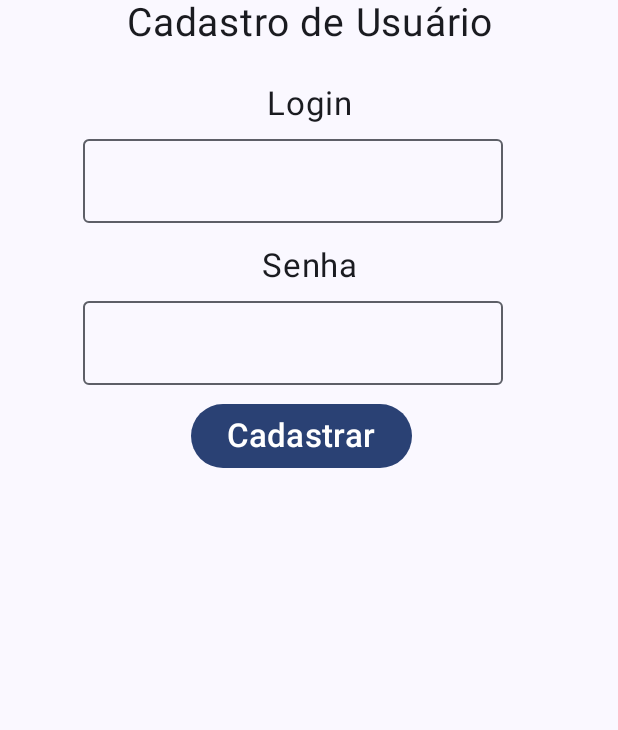
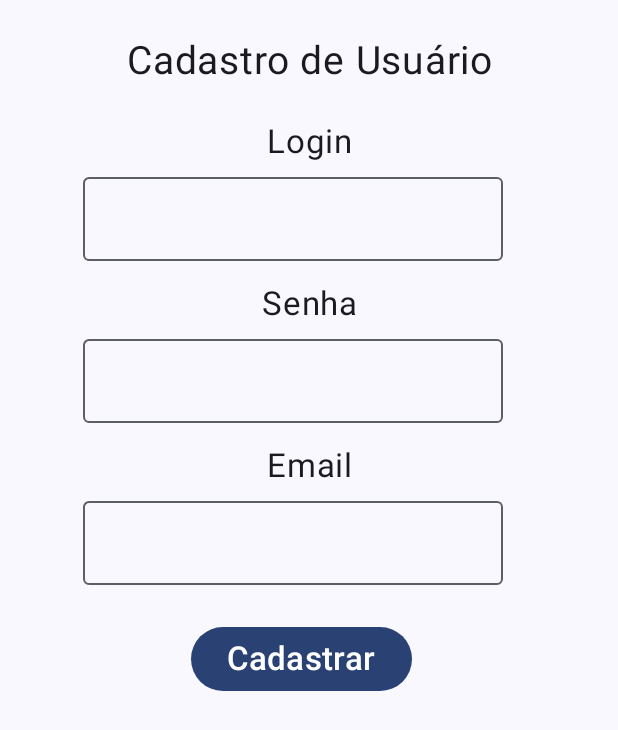
Before and after one commit to ArthurKJun/AppLoginBoaViagem, an Android app built with Jetpack Compose: the screen it shows after launch (MainActivity), after a tap on "Registrar novo Usuário", on a phone screen of 412 x 824 dp. Shown: the top 730 px of the screen. Run offline under Robolectric (Android 15) with nearby library versions, the phone set to English and light mode, and no system bars; 1 other tap on this screen came first.

Commit message:
Finalizado tela cadastro

```diff
--- a/app/src/main/java/com/senac/boasviagens/MainActivity.kt
+++ b/app/src/main/java/com/senac/boasviagens/MainActivity.kt
@@ -1,5 +1,6 @@
 package com.senac.boasviagens
 
+import android.annotation.SuppressLint
 import android.os.Bundle
 import androidx.activity.ComponentActivity
 import androidx.activity.compose.setContent
@@ -35,6 +36,7 @@ class MainActivity : ComponentActivity() {
 }
 
 
+@SuppressLint("SuspiciousIndentation")
 @Composable
 fun MyApp(){
 
--- a/app/src/main/java/com/senac/boasviagens/screens/CadUsuario.kt
+++ b/app/src/main/java/com/senac/boasviagens/screens/CadUsuario.kt
@@ -1,6 +1,7 @@
 package com.senac.boasviagens.screens
 
 
+import androidx.compose.foundation.background
 import androidx.compose.foundation.layout.Column
 import androidx.compose.foundation.layout.Row
 import androidx.compose.foundation.layout.fillMaxSize
@@ -10,8 +11,11 @@ import androidx.compose.material3.Button
 import androidx.compose.material3.OutlinedTextField
 import androidx.compose.material3.Text
 import androidx.compose.runtime.Composable
+import androidx.compose.runtime.mutableStateOf
+import androidx.compose.runtime.remember
 import androidx.compose.ui.Alignment
 import androidx.compose.ui.Modifier
+import androidx.compose.ui.graphics.Color
 import androidx.compose.ui.input.pointer.PointerIcon
 import androidx.compose.ui.input.pointer.pointerHoverIcon
 import androidx.compose.ui.layout.onGloballyPositioned
@@ -24,9 +28,22 @@ import androidx.compose.ui.unit.sp
 @Composable
 fun cadUsuario(onBack: () -> Unit) {//retorno do botao para voltar a main
 
+    val login = remember {
+        mutableStateOf("")
+    }
+
+    val senha = remember {
+        mutableStateOf("")
+    }
+
+    val email = remember {
+        mutableStateOf("")
+    }
+
     Column(
         modifier = Modifier
             .fillMaxSize()
+
     ) {
 
         Row {
@@ -36,6 +53,7 @@ fun cadUsuario(onBack: () -> Unit) {//retorno do botao para voltar a main
                 fontSize = 26.sp,
                 modifier = Modifier
                     .fillMaxWidth()
+                    .padding(top = 25.dp)
             )
         }
 
@@ -54,9 +72,10 @@ fun cadUsuario(onBack: () -> Unit) {//retorno do botao para voltar a main
         Row(
 
         ) {
+
             OutlinedTextField(
-                value = "",
-                onValueChange = {},
+                value = login.value,
+                onValueChange = {login.value = it},
                 modifier = Modifier
                     .padding(start = 55.dp, top = 10.dp)
             )
@@ -79,18 +98,42 @@ fun cadUsuario(onBack: () -> Unit) {//retorno do botao para voltar a main
 
         ) {
             OutlinedTextField(
-                value = "",
-                onValueChange = {},
+                value = senha.value,
+                onValueChange = {senha.value = it},
                 modifier = Modifier
                     .padding(start = 55.dp, top = 10.dp)
             )
         }
 
         Row {
+            Text(
+                text = "Email",
+                fontSize = 22.sp,
+                textAlign = TextAlign.Center,
+
+                modifier = Modifier
+                    .padding(top = 15.dp)
+                    .fillMaxWidth()
+            )
+        }
+
+        Row(
+
+        ) {
+            OutlinedTextField(
+                value = email.value,
+                onValueChange = {email.value = it},
+                modifier = Modifier
+                    .padding(start = 55.dp, top = 10.dp)
+            )
+        }
+
+
+        Row {
             Button(
                 onClick = { onBack() },
                 modifier = Modifier
-                    .padding(start = 127.dp, top = 10.dp)
+                    .padding(start = 127.dp, top = 25.dp)
 
 
             ) {
--- a/app/src/main/java/com/senac/boasviagens/screens/Login.kt
+++ b/app/src/main/java/com/senac/boasviagens/screens/Login.kt
@@ -3,7 +3,9 @@ package com.senac.boasviagens.screens
 import android.content.Context
 import android.widget.Toast
 import androidx.compose.foundation.Image
+import androidx.compose.foundation.background
 import androidx.compose.foundation.layout.Column
+import androidx.compose.foundation.layout.fillMaxSize
 import androidx.compose.foundation.layout.fillMaxWidth
 import androidx.compose.foundation.layout.padding
 import androidx.compose.foundation.layout.size
@@ -22,6 +24,7 @@ import androidx.compose.runtime.remember
 import androidx.compose.runtime.rememberCoroutineScope
 import androidx.compose.ui.Alignment
 import androidx.compose.ui.Modifier
+import androidx.compose.ui.graphics.Color
 import androidx.compose.ui.platform.LocalFocusManager
 import androidx.compose.ui.res.painterResource
 import androidx.compose.ui.text.input.KeyboardType
@@ -74,7 +77,7 @@ fun telaLogin(onCadUsuario: ()->Unit) {
                 modifier = Modifier
                     .size(350.dp)
                     .fillMaxWidth()
-                    .padding(top = 0.dp)
+                    .padding(top = 0.dp, start = 15.dp)
             )
 
             Text(
```
